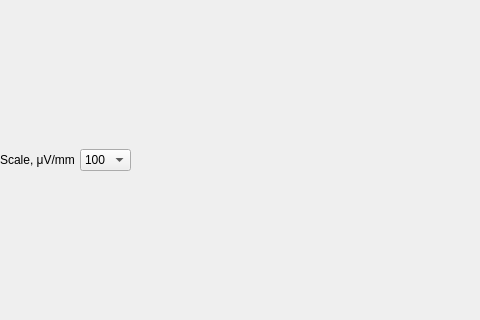
Old version of the form src/mainwindow.ui in the repository AlexanderGrishaev/ECGViewer; both pictures show x 0 to 480 and y 130 to 450 of the 899 by 583 pixel window.
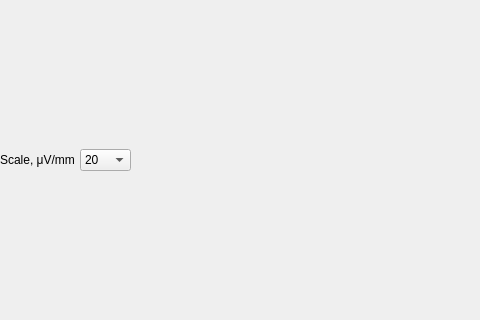
New version of the form.

```diff
--- a/src/mainwindow.ui
+++ b/src/mainwindow.ui
@@ -50,10 +50,10 @@
         <item>
          <widget class="QComboBox" name="comboBox">
           <property name="currentText">
-           <string>100</string>
+           <string>20</string>
           </property>
           <property name="currentIndex">
-           <number>8</number>
+           <number>5</number>
           </property>
           <item>
            <property name="text">
```
